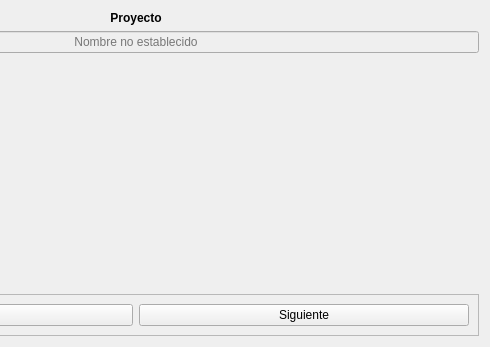
Before: the Qt Designer form src/views/ui/NewProjectTemplate.ui in 4l3j0Ok/budget-maker-desktop, drawn with Qt 5; both pictures show x 218 to 708 and y 0 to 347 of the 708 by 347 pixel window.
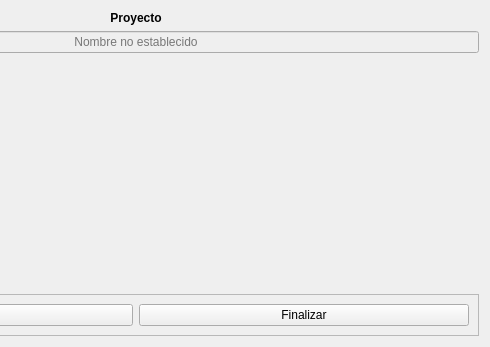
After: the same form once the commit is applied.

Commit message: style: update font family to Segoe UI and change NewProject button text

```diff
--- a/src/views/ui/NewProjectTemplate.ui
+++ b/src/views/ui/NewProjectTemplate.ui
@@ -108,7 +108,7 @@
       <item>
        <widget class="QPushButton" name="btnNext">
         <property name="text">
-         <string>Siguiente</string>
+         <string>Finalizar</string>
         </property>
        </widget>
       </item>
```
The commit also changes 5 other files.
